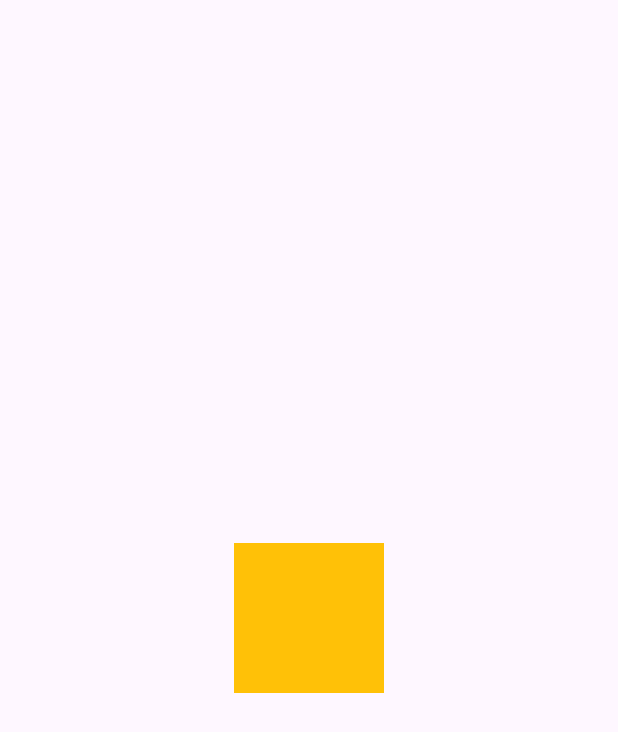
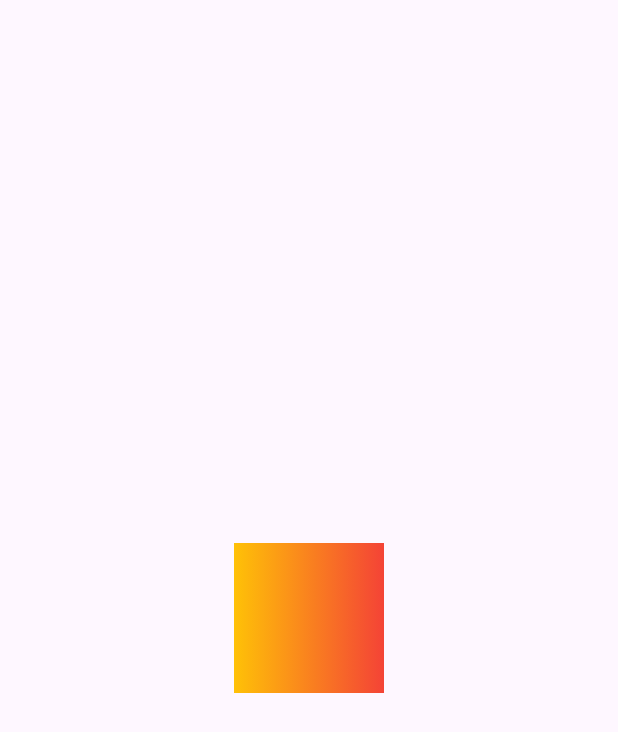
Before and after one commit to SeducerSasha/Surf_Intensive, a Flutter app: the screen it shows after launch, on a phone screen of 412 x 824 dp. Shown: the top 732 px of the screen. Run offline on Flutter 3.47's test engine with Material 3 defaults, Android fonts, the phone set to English and light mode, and no system bars.

Commit message:
Немного приукрасил и добавил комментарии

```diff
--- a/task_10/lib/main.dart
+++ b/task_10/lib/main.dart
@@ -7,9 +7,9 @@ void main() {
 class MyApp extends StatelessWidget {
   const MyApp({super.key});
 
-  // This widget is the root of your application.
   @override
   Widget build(BuildContext context) {
+    /// Возьмем размеры экрана, чтобы при построении построить фигуру в центре.
     final double widthMedia = MediaQuery.of(context).size.width;
     final double heightMedia = MediaQuery.of(context).size.height;
     return MaterialApp(
@@ -42,19 +42,34 @@ class MyHomePage extends StatefulWidget {
 }
 
 class _MyHomePageState extends State<MyHomePage> with TickerProviderStateMixin {
+  /// Инициализируем переменные.
+  /// Отступ слева для хранения координат фигуры при перемещении.
   double left = 0;
+
+  /// отступ сверху для хранения координат фигуры при перемещении.
   double top = 0;
+
+  /// Определяем размеры фигуры.
   double withFigure = 100;
   double heightFigure = 100;
+
+  /// Фигура может быть либо прямоугольником, либо кругом.
   bool isCircle = false;
+
+  /// Включена ли анимация.
   bool isAnimation = false;
+
+  /// Определяем переменные для анимации.
   late AnimationController controller;
   late Animation<double> animation;
 
   @override
   void initState() {
+    /// Присваиваем переменным начальное положение фигуры.
     left = (widget.widthMedia - withFigure) / 2;
     top = (widget.heightMedia - heightFigure) / 2;
+
+    /// Настраиваем поведение анимации.
     controller =
         AnimationController(vsync: this, duration: const Duration(seconds: 5));
     animation = CurvedAnimation(parent: controller, curve: Curves.decelerate);
@@ -70,14 +85,23 @@ class _MyHomePageState extends State<MyHomePage> with TickerProviderStateMixin {
             left: left,
             top: top,
             child: RotationTransition(
+              /// Виджет для анимации.
               turns: animation,
               child: AnimatedContainer(
+                /// Виджет для трансформации одной фигуры в другую.
                 duration: const Duration(milliseconds: 500),
                 curve: Curves.ease,
                 decoration: BoxDecoration(
-                    color: isCircle ? Colors.blue : Colors.amber,
+
+                    /// Меняем цвет в зависимости от вида фигуры
+                    gradient: LinearGradient(
+                        colors: isCircle
+                            ? [Colors.blue, Colors.lime]
+                            : [Colors.amber, Colors.red]),
+
+                    /// Меняем фигуру.
                     borderRadius: isCircle
-                        ? BorderRadius.circular(30)
+                        ? BorderRadius.circular(45)
                         : BorderRadius.circular(0)),
                 width: 100,
                 height: 100,
@@ -86,16 +110,22 @@ class _MyHomePageState extends State<MyHomePage> with TickerProviderStateMixin {
           ),
           Positioned.fill(
             child: GestureDetector(
+              /// Действие при нажатии. Меняем переменную (круг на прямоугольник и обратно).
+              /// И перерисовываем экран.
               onTap: () {
                 setState(() {
                   isCircle = !isCircle;
                 });
               },
+
+              /// Включам или выключаем анимацию фигуры
               onLongPress: () {
                 isAnimation = !isAnimation;
 
                 isAnimation ? controller.stop() : controller.repeat();
               },
+
+              /// Отслеживаем изменения положения фигуры, изменяем переменные и перерисовываем экран
               onPanUpdate: (details) {
                 setState(() {
                   left = left + details.delta.dx;
@@ -123,6 +153,7 @@ class _MyHomePageState extends State<MyHomePage> with TickerProviderStateMixin {
 
   @override
   void dispose() {
+    /// Не забываем уничтожить контроллер анимации.
     controller.dispose();
     super.dispose();
   }
```
